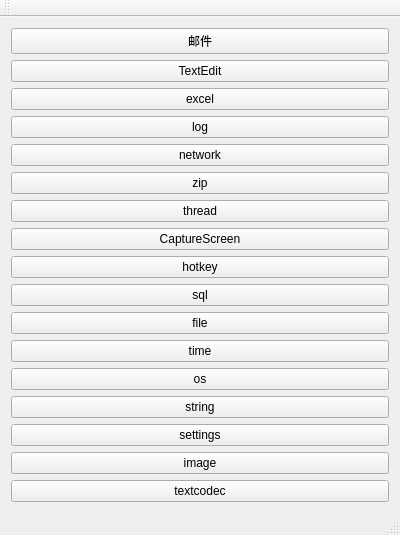
The window that Core/AaaTestCore/mainwindow.ui (pjh130/qt) describes before a commit, drawn with Qt 5.
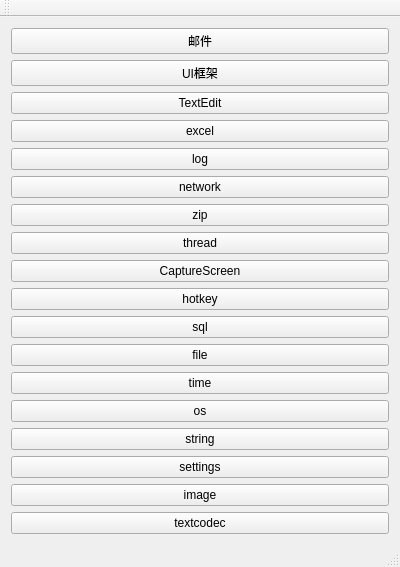
The same window after the commit.

```diff
--- a/Core/AaaTestCore/mainwindow.ui
+++ b/Core/AaaTestCore/mainwindow.ui
@@ -22,6 +22,13 @@
       </property>
      </widget>
     </item>
+    <item>
+     <widget class="QPushButton" name="pushButton_frame">
+      <property name="text">
+       <string>UI框架</string>
+      </property>
+     </widget>
+    </item>
     <item>
      <widget class="QPushButton" name="pushButton_textedit">
       <property name="text">
```
